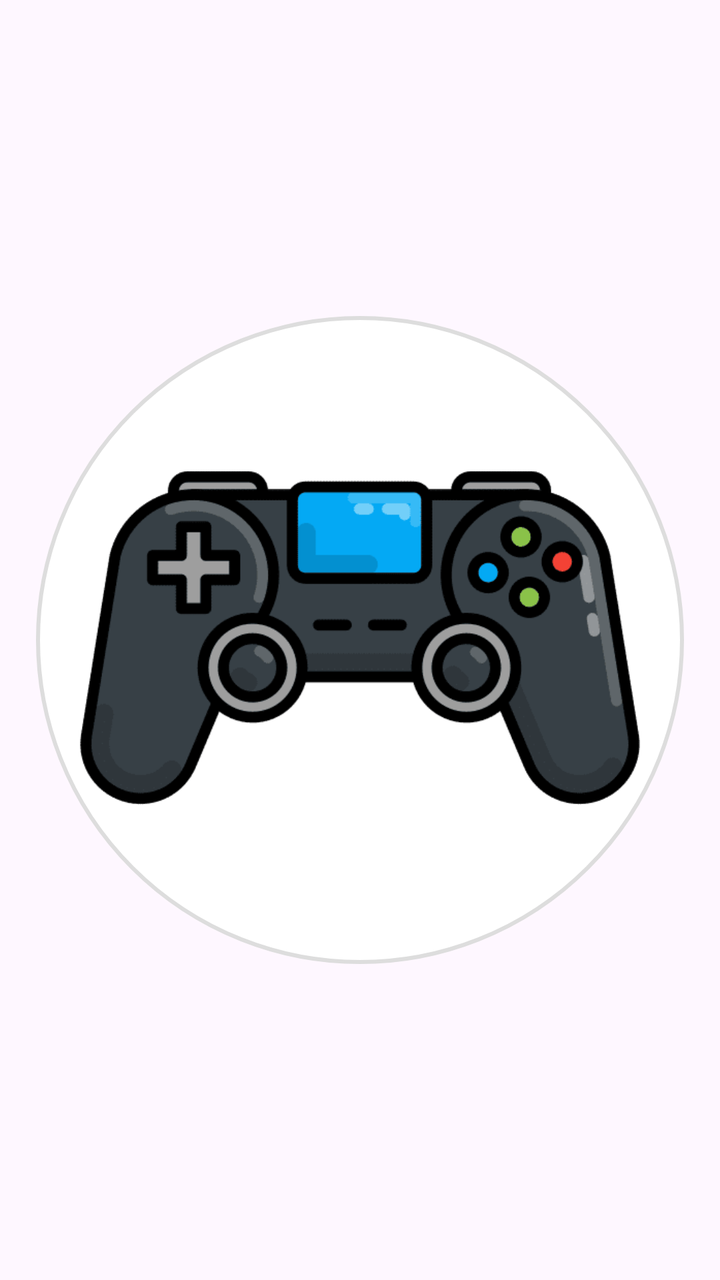
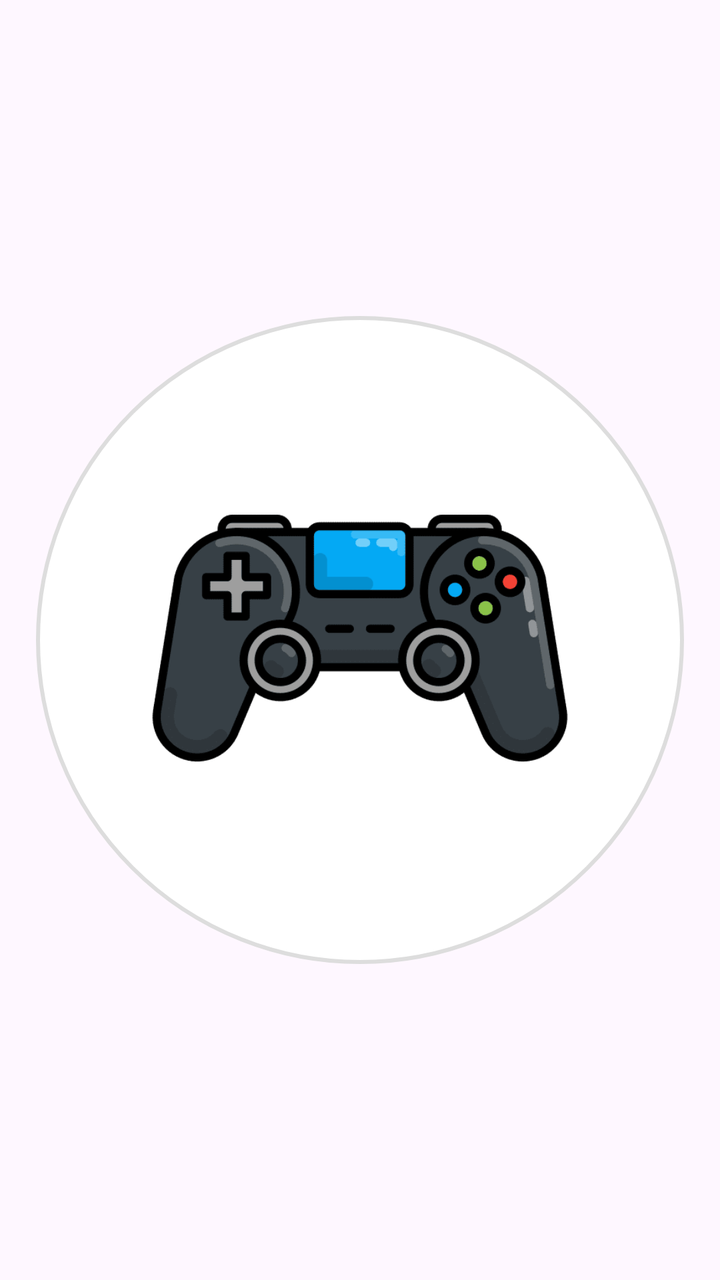

Two renders of the same Android screen: before a commit and after it. Below are the layout's source before the change and the commit's diff.
<!-- AndroidManifest.xml: application theme Theme.QuizEduca -->
<!-- res/layout/item_tema.xml -->
<?xml version="1.0" encoding="utf-8"?>
<androidx.constraintlayout.widget.ConstraintLayout xmlns:android="http://schemas.android.com/apk/res/android"
    xmlns:app="http://schemas.android.com/apk/res-auto"
    android:layout_width="match_parent"
    android:layout_height="match_parent">

    <ImageView
        android:id="@+id/imgTema"
        android:layout_width="0dp"
        android:layout_height="0dp"
        android:adjustViewBounds="true"
        android:background="@drawable/bg_circle_white"
        android:padding="20dp"
        android:scaleType="centerInside"
        android:src="@drawable/icon_geral"
        app:layout_constraintBottom_toBottomOf="parent"
        app:layout_constraintDimensionRatio="1:1"
        app:layout_constraintEnd_toEndOf="parent"
        app:layout_constraintStart_toStartOf="parent"
        app:layout_constraintTop_toTopOf="parent"
        app:layout_constraintWidth_percent="0.9" />

</androidx.constraintlayout.widget.ConstraintLayout>
<!-- resources referenced by this layout -->
<resources>
  <!-- drawable bg_circle_white (drawable) -->
  <?xml version="1.0" encoding="utf-8"?>
  <shape xmlns:android="http://schemas.android.com/apk/res/android"
      android:shape="oval">
      <solid android:color="@android:color/white" />
      <stroke
          android:width="2dp"
          android:color="#DDD" />
  </shape>
  <!-- drawable icon_geral: png bitmap (drawable, 8387 bytes) -->
  <style name="Theme.QuizEduca" parent="Theme.Material3.DayNight.NoActionBar">
          <item name="colorPrimary">@color/colorPrimary</item>
          <item name="colorPrimaryVariant">@color/colorPrimaryDark</item>
          <item name="colorOnPrimary">@color/white</item>
          <item name="colorSecondary">@color/colorSecondary</item>
          <item name="colorSecondaryVariant">@color/colorSecondaryDark</item>
          <item name="colorOnSecondary">@color/black</item>
          <item name="android:statusBarColor">?attr/colorPrimaryVariant</item>
      </style>
  <color name="colorPrimary">#3A8C9E</color>
  <color name="colorPrimaryDark">#2A6C7E</color>
  <color name="white">#FFFFFFFF</color>
  <color name="colorSecondary">#FF914D</color>
  <color name="colorSecondaryDark">#E6712D</color>
  <color name="black">#FF000000</color>
</resources>

<!-- the commit's change to res/layout/item_tema.xml (unified diff, before → after) -->
@@ -4,20 +4,35 @@
     android:layout_width="match_parent"
     android:layout_height="match_parent">
 
-    <ImageView
-        android:id="@+id/imgTema"
+    
+    <androidx.constraintlayout.widget.ConstraintLayout
+        android:id="@+id/circleContainer"
         android:layout_width="0dp"
         android:layout_height="0dp"
-        android:adjustViewBounds="true"
         android:background="@drawable/bg_circle_white"
-        android:padding="20dp"
-        android:scaleType="centerInside"
-        android:src="@drawable/icon_geral"
         app:layout_constraintBottom_toBottomOf="parent"
         app:layout_constraintDimensionRatio="1:1"
         app:layout_constraintEnd_toEndOf="parent"
         app:layout_constraintStart_toStartOf="parent"
         app:layout_constraintTop_toTopOf="parent"
-        app:layout_constraintWidth_percent="0.9" />
+        app:layout_constraintWidth_percent="0.9">
+
+        
+        <ImageView
+            android:id="@+id/imgTema"
+            android:layout_width="0dp"
+            android:layout_height="0dp"
+            android:adjustViewBounds="true"
+            android:contentDescription="@string/app_name"
+            android:scaleType="fitCenter"
+            android:src="@drawable/icon_geral"
+            app:layout_constraintBottom_toBottomOf="parent"
+            app:layout_constraintEnd_toEndOf="parent"
+            app:layout_constraintStart_toStartOf="parent"
+            app:layout_constraintTop_toTopOf="parent"
+            app:layout_constraintWidth_percent="0.65"
+            app:layout_constraintDimensionRatio="1:1" />
+
+    </androidx.constraintlayout.widget.ConstraintLayout>
 
 </androidx.constraintlayout.widget.ConstraintLayout>
<!-- resource entries referenced after the edit -->
@@ -10,6 +10,7 @@
           android:color="#DDD" />
   </shape>
   <!-- drawable icon_geral: png bitmap (drawable, 8387 bytes) -->
+  <string name="app_name">QuizEduca</string>
   <style name="Theme.QuizEduca" parent="Theme.Material3.DayNight.NoActionBar">
           <item name="colorPrimary">@color/colorPrimary</item>
           <item name="colorPrimaryVariant">@color/colorPrimaryDark</item>
